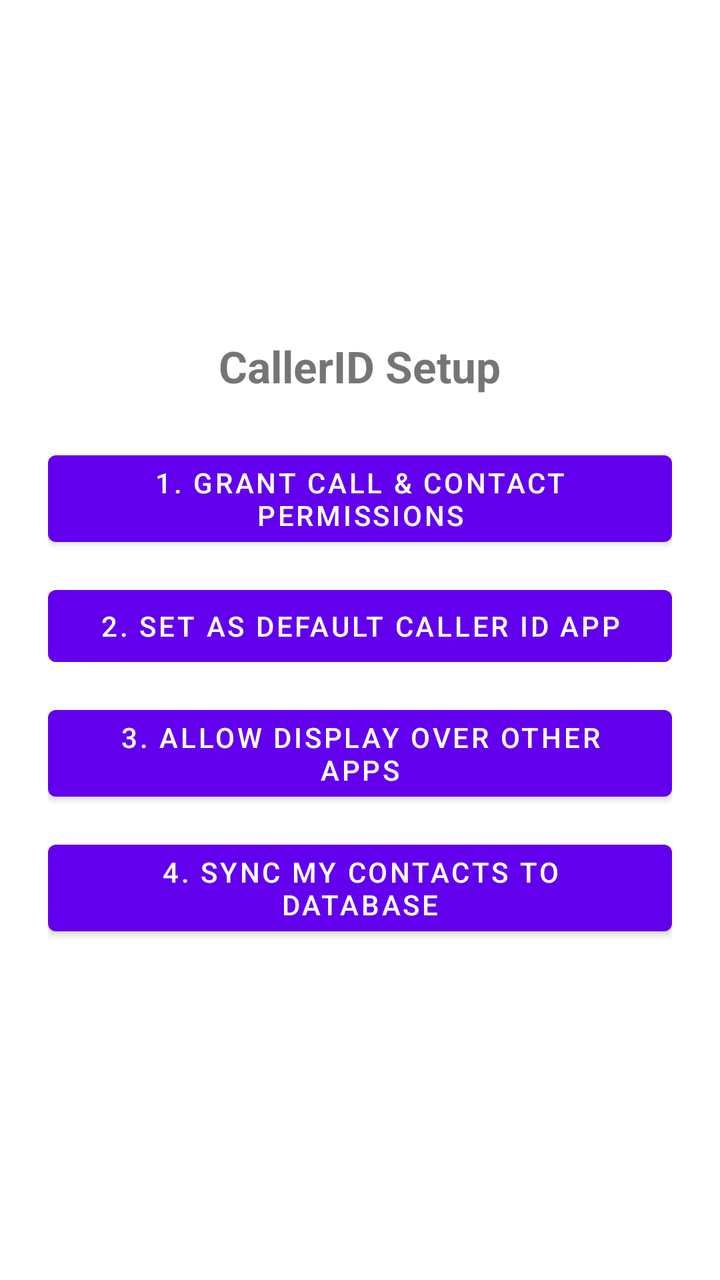
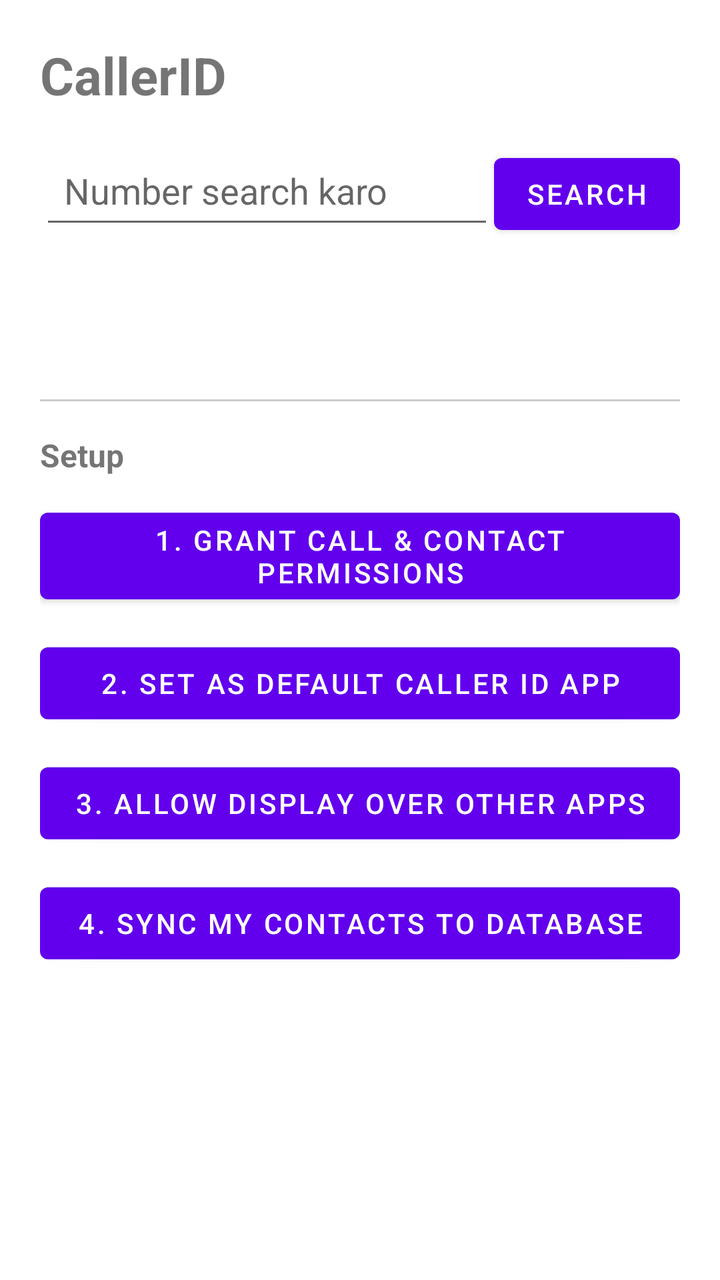

An Android layout rendered at two revisions. The XML below is the earlier revision; the diff shows what the commit changed to produce the second picture.
<!-- AndroidManifest.xml: application theme Theme.CallerIDApp -->
<!-- res/layout/activity_main.xml -->
<?xml version="1.0" encoding="utf-8"?>
<LinearLayout xmlns:android="http://schemas.android.com/apk/res/android"
    android:layout_width="match_parent"
    android:layout_height="match_parent"
    android:orientation="vertical"
    android:padding="24dp"
    android:gravity="center">

    <TextView
        android:layout_width="wrap_content"
        android:layout_height="wrap_content"
        android:text="CallerID Setup"
        android:textSize="22sp"
        android:textStyle="bold"
        android:layout_marginBottom="24dp" />

    <Button
        android:id="@+id/btnGrantPermissions"
        android:layout_width="match_parent"
        android:layout_height="wrap_content"
        android:text="1. Grant Call &amp; Contact Permissions"
        android:layout_marginBottom="12dp" />

    <Button
        android:id="@+id/btnSetDefaultApp"
        android:layout_width="match_parent"
        android:layout_height="wrap_content"
        android:text="2. Set as Default Caller ID App"
        android:layout_marginBottom="12dp" />

    <Button
        android:id="@+id/btnOverlayPermission"
        android:layout_width="match_parent"
        android:layout_height="wrap_content"
        android:text="3. Allow Display Over Other Apps"
        android:layout_marginBottom="12dp" />

    <Button
        android:id="@+id/btnSyncContacts"
        android:layout_width="match_parent"
        android:layout_height="wrap_content"
        android:text="4. Sync My Contacts to Database" />

</LinearLayout>
<!-- resources referenced by this layout -->
<resources>
  <style name="Theme.CallerIDApp" parent="Theme.MaterialComponents.DayNight.NoActionBar" />
</resources>

<!-- the commit's change to res/layout/activity_main.xml (unified diff, before → after) -->
@@ -3,16 +3,61 @@
     android:layout_width="match_parent"
     android:layout_height="match_parent"
     android:orientation="vertical"
-    android:padding="24dp"
-    android:gravity="center">
+    android:padding="20dp">
 
     <TextView
         android:layout_width="wrap_content"
         android:layout_height="wrap_content"
-        android:text="CallerID Setup"
-        android:textSize="22sp"
+        android:text="CallerID"
+        android:textSize="26sp"
         android:textStyle="bold"
+        android:layout_marginBottom="16dp" />
+
+    
+    <LinearLayout
+        android:layout_width="match_parent"
+        android:layout_height="wrap_content"
+        android:orientation="horizontal"
+        android:layout_marginBottom="8dp">
+
+        <EditText
+            android:id="@+id/searchInput"
+            android:layout_width="0dp"
+            android:layout_height="wrap_content"
+            android:layout_weight="1"
+            android:hint="Number search karo"
+            android:inputType="phone"
+            android:padding="12dp" />
+
+        <Button
+            android:id="@+id/btnSearch"
+            android:layout_width="wrap_content"
+            android:layout_height="wrap_content"
+            android:text="Search" />
+    </LinearLayout>
+
+    
+    <TextView
+        android:id="@+id/searchResult"
+        android:layout_width="match_parent"
+        android:layout_height="wrap_content"
+        android:textSize="18sp"
+        android:padding="12dp"
         android:layout_marginBottom="24dp" />
+
+    <View
+        android:layout_width="match_parent"
+        android:layout_height="1dp"
+        android:background="#CCCCCC"
+        android:layout_marginBottom="16dp" />
+
+    <TextView
+        android:layout_width="wrap_content"
+        android:layout_height="wrap_content"
+        android:text="Setup"
+        android:textSize="16sp"
+        android:textStyle="bold"
+        android:layout_marginBottom="12dp" />
 
     <Button
         android:id="@+id/btnGrantPermissions"
